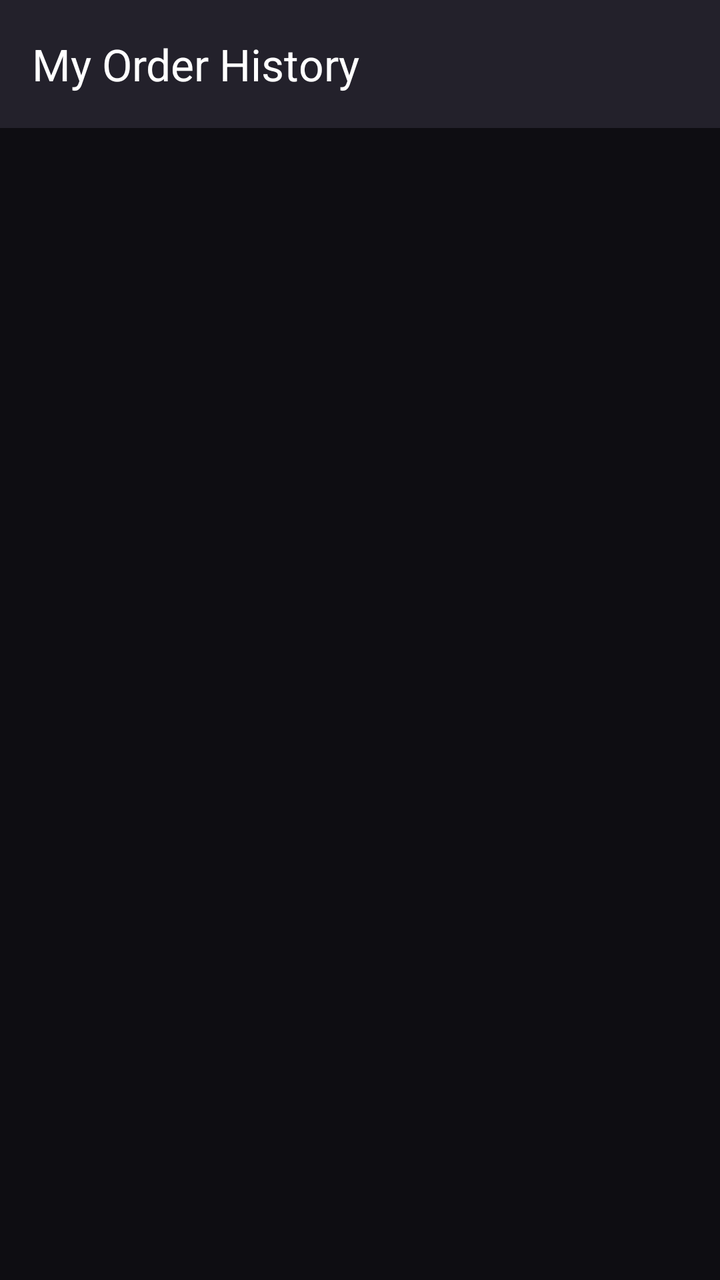
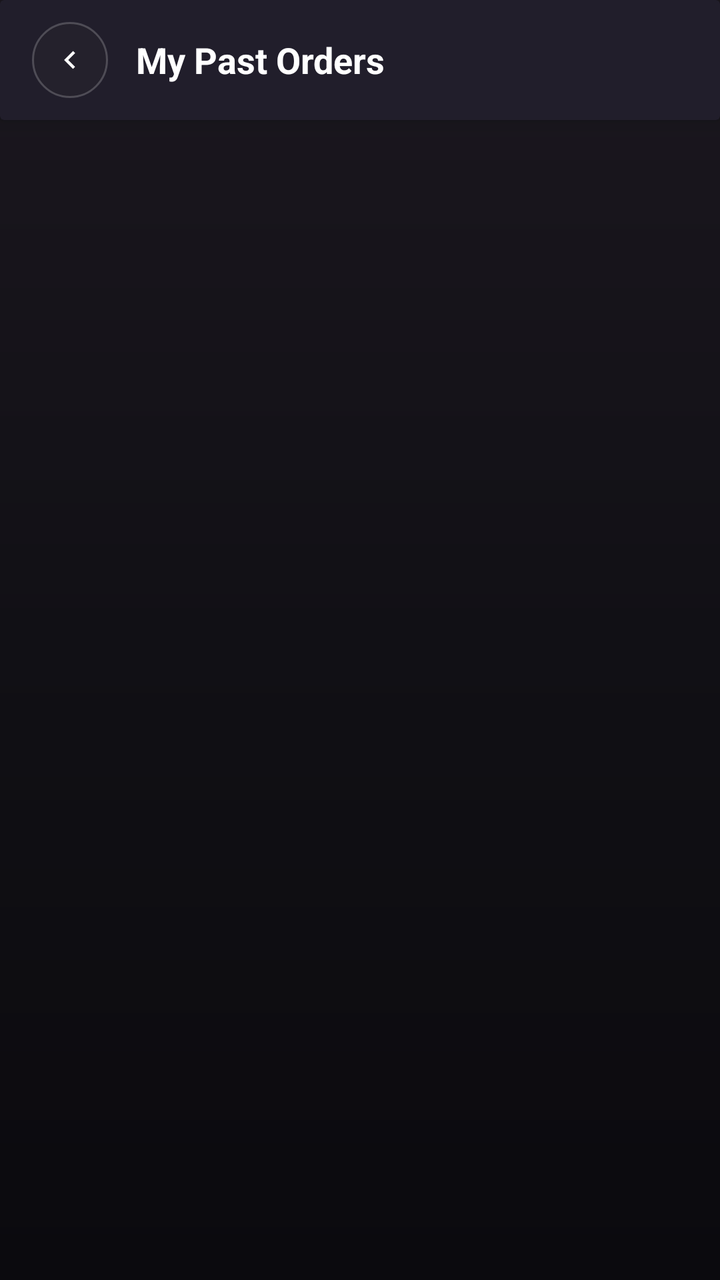

Two renders of the same Android screen: before a commit and after it. Below are the layout's source before the change and the commit's diff.
<!-- AndroidManifest.xml: application theme Theme.FoodieHub -->
<!-- res/layout/activity_order_history.xml -->
<?xml version="1.0" encoding="utf-8"?>
<LinearLayout xmlns:android="http://schemas.android.com/apk/res/android"
    xmlns:app="http://schemas.android.com/apk/res-auto"
    xmlns:tools="http://schemas.android.com/tools"
    android:layout_width="match_parent"
    android:layout_height="match_parent"
    android:background="@color/background_light"
    android:orientation="vertical">

    <androidx.appcompat.widget.Toolbar
        android:id="@+id/historyToolbar"
        android:layout_width="match_parent"
        android:layout_height="?attr/actionBarSize"
        android:background="@color/card_background"
        android:elevation="4dp"
        app:title="My Order History"
        app:titleTextColor="@color/text_primary" />

    <ProgressBar
        android:id="@+id/progressHistory"
        android:layout_width="wrap_content"
        android:layout_height="wrap_content"
        android:layout_gravity="center"
        android:layout_marginTop="24dp"
        android:visibility="gone" />

    <TextView
        android:id="@+id/txtEmptyHistory"
        android:layout_width="match_parent"
        android:layout_height="match_parent"
        android:gravity="center"
        android:text="No past orders found.\nOrder some delicious dishes!"
        android:textColor="@color/text_secondary"
        android:textSize="15sp"
        android:visibility="gone" />

    <androidx.recyclerview.widget.RecyclerView
        android:id="@+id/recyclerOrderHistory"
        android:layout_width="match_parent"
        android:layout_height="match_parent"
        android:paddingVertical="8dp"
        android:clipToPadding="false"
        tools:listitem="@layout/item_order_card" />

</LinearLayout>
<!-- res/layout/item_order_card.xml (included above) -->
<?xml version="1.0" encoding="utf-8"?>
<androidx.cardview.widget.CardView xmlns:android="http://schemas.android.com/apk/res/android"
    xmlns:app="http://schemas.android.com/apk/res-auto"
    android:layout_width="match_parent"
    android:layout_height="wrap_content"
    android:layout_marginHorizontal="16dp"
    android:layout_marginVertical="8dp"
    app:cardBackgroundColor="@color/white"
    app:cardCornerRadius="18dp"
    app:cardElevation="2dp">

    <LinearLayout
        android:layout_width="match_parent"
        android:layout_height="wrap_content"
        android:orientation="vertical"
        android:padding="16dp">

        
        <RelativeLayout
            android:layout_width="match_parent"
            android:layout_height="wrap_content">

            
            <ImageView
                android:id="@+id/imgRestaurantLogo"
                android:layout_width="44dp"
                android:layout_height="44dp"
                android:layout_alignParentStart="true"
                android:layout_centerVertical="true"
                android:background="@drawable/bg_swiggy_quick_tile"
                android:padding="4dp"
                android:src="@drawable/ic_launcher" />

            <LinearLayout
                android:layout_width="wrap_content"
                android:layout_height="wrap_content"
                android:layout_centerVertical="true"
                android:layout_marginStart="12dp"
                android:layout_toEndOf="@+id/imgRestaurantLogo"
                android:orientation="vertical">

                <TextView
                    android:id="@+id/txtRestaurantName"
                    android:layout_width="wrap_content"
                    android:layout_height="wrap_content"
                    android:text="FoodieHub Kitchen"
                    android:textColor="#212121"
                    android:textSize="15sp"
                    android:textStyle="bold" />

                <TextView
                    android:id="@+id/txtRestaurantLocation"
                    android:layout_width="wrap_content"
                    android:layout_height="wrap_content"
                    android:layout_marginTop="2dp"
                    android:text="Kothrud, Pune"
                    android:textColor="#757575"
                    android:textSize="12sp" />
            </LinearLayout>

            
            <LinearLayout
                android:id="@+id/layoutDeliveredBadge"
                android:layout_width="wrap_content"
                android:layout_height="wrap_content"
                android:layout_alignParentEnd="true"
                android:layout_centerVertical="true"
                android:gravity="center_vertical"
                android:orientation="horizontal">

                <TextView
                    android:id="@+id/txtHistoryOrderStatus"
                    android:layout_width="wrap_content"
                    android:layout_height="wrap_content"
                    android:text="Delivered"
                    android:textColor="#00897B"
                    android:textSize="13sp"
                    android:textStyle="bold" />

                <TextView
                    android:layout_width="wrap_content"
                    android:layout_height="wrap_content"
                    android:layout_marginStart="4dp"
                    android:text="✔"
                    android:textColor="#00897B"
                    android:textSize="13sp"
                    android:textStyle="bold" />
            </LinearLayout>

        </RelativeLayout>

        <View
            android:layout_width="match_parent"
            android:layout_height="1dp"
            android:layout_marginVertical="12dp"
            android:background="#F0F0F2" />

        
        <LinearLayout
            android:layout_width="match_parent"
            android:layout_height="wrap_content"
            android:gravity="center_vertical"
            android:orientation="horizontal">

            <TextView
                android:id="@+id/txtItemQtyBadge"
                android:layout_width="wrap_content"
                android:layout_height="wrap_content"
                android:background="#F5F5F7"
                android:paddingHorizontal="6dp"
                android:paddingVertical="2dp"
                android:text="1 X"
                android:textColor="#616161"
                android:textSize="11sp"
                android:textStyle="bold" />

            <TextView
                android:id="@+id/txtHistoryItemsSummary"
                android:layout_width="0dp"
                android:layout_height="wrap_content"
                android:layout_marginStart="8dp"
                android:layout_weight="1"
                android:ellipsize="end"
                android:maxLines="2"
                android:text="Classic Paneer Tikka Burger With Reg Fries"
                android:textColor="#424242"
                android:textSize="13sp" />
        </LinearLayout>

        <View
            android:layout_width="match_parent"
            android:layout_height="1dp"
            android:layout_marginVertical="12dp"
            android:background="#F0F0F2" />

        
        <LinearLayout
            android:layout_width="match_parent"
            android:layout_height="wrap_content"
            android:baselineAligned="false"
            android:orientation="horizontal">

            
            <LinearLayout
                android:layout_width="0dp"
                android:layout_height="wrap_content"
                android:layout_weight="1"
                android:orientation="vertical">

                <TextView
                    android:layout_width="wrap_content"
                    android:layout_height="wrap_content"
                    android:text="Your Food Rating"
                    android:textColor="#616161"
                    android:textSize="12sp"
                    android:textStyle="bold" />

                <TextView
                    android:id="@+id/txtStarsFood"
                    android:layout_width="wrap_content"
                    android:layout_height="wrap_content"
                    android:layout_marginTop="3dp"
                    android:clickable="true"
                    android:focusable="true"
                    android:letterSpacing="0.1"
                    android:text="☆☆☆☆☆"
                    android:textColor="#BDBDBD"
                    android:textSize="16sp" />
            </LinearLayout>

            <View
                android:layout_width="1dp"
                android:layout_height="32dp"
                android:layout_gravity="center_vertical"
                android:background="#E0E0E0" />

            
            <LinearLayout
                android:layout_width="0dp"
                android:layout_height="wrap_content"
                android:layout_marginStart="14dp"
                android:layout_weight="1"
                android:orientation="vertical">

                <TextView
                    android:layout_width="wrap_content"
                    android:layout_height="wrap_content"
                    android:text="Delivery Rating"
                    android:textColor="#616161"
                    android:textSize="12sp"
                    android:textStyle="bold" />

                <TextView
                    android:id="@+id/txtStarsDelivery"
                    android:layout_width="wrap_content"
                    android:layout_height="wrap_content"
                    android:layout_marginTop="3dp"
                    android:clickable="true"
                    android:focusable="true"
                    android:letterSpacing="0.1"
                    android:text="☆☆☆☆☆"
                    android:textColor="#BDBDBD"
                    android:textSize="16sp" />
            </LinearLayout>

        </LinearLayout>

        
        <LinearLayout
            android:layout_width="match_parent"
            android:layout_height="wrap_content"
            android:layout_marginTop="14dp"
            android:orientation="horizontal">

            <Button
                android:id="@+id/btnReorder"
                android:layout_width="0dp"
                android:layout_height="44dp"
                android:layout_marginEnd="6dp"
                android:layout_weight="1"
                android:background="@drawable/bg_swiggy_reorder_btn"
                android:text="REORDER  ›"
                android:textColor="#E64A19"
                android:textSize="13sp"
                android:textStyle="bold" />

            <Button
                android:id="@+id/btnTrackLiveDelivery"
                android:layout_width="0dp"
                android:layout_height="44dp"
                android:layout_marginStart="6dp"
                android:layout_weight="1"
                android:background="@drawable/bg_swiggy_track_btn"
                android:text="Live Track 🛵"
                android:textColor="@color/white"
                android:textSize="13sp"
                android:textStyle="bold" />
        </LinearLayout>

        
        <RelativeLayout
            android:layout_width="match_parent"
            android:layout_height="wrap_content"
            android:layout_marginTop="12dp">

            <TextView
                android:id="@+id/txtHistoryOrderDate"
                android:layout_width="wrap_content"
                android:layout_height="wrap_content"
                android:layout_alignParentStart="true"
                android:layout_centerVertical="true"
                android:text="Ordered: Today, 9:45 PM"
                android:textColor="#757575"
                android:textSize="11sp" />

            <TextView
                android:id="@+id/txtHistoryTotal"
                android:layout_width="wrap_content"
                android:layout_height="wrap_content"
                android:layout_alignParentEnd="true"
                android:layout_centerVertical="true"
                android:text="Bill Total: ₹ 284"
                android:textColor="#212121"
                android:textSize="12sp"
                android:textStyle="bold" />
        </RelativeLayout>

    </LinearLayout>

</androidx.cardview.widget.CardView>
<!-- resources referenced by this layout -->
<resources>
  <color name="background_light">#0E0D12</color>
  <color name="card_background">#23212B</color>
  <color name="text_primary">#FFFFFF</color>
  <color name="text_secondary">#A5A2B0</color>
  <color name="white">#FFFFFF</color>
  <!-- drawable bg_swiggy_quick_tile (drawable) -->
  <?xml version="1.0" encoding="utf-8"?>
  <shape xmlns:android="http://schemas.android.com/apk/res/android"
      android:shape="rectangle">
      <solid android:color="@color/white" />
      <corners android:radius="14dp" />
      <stroke
          android:width="1dp"
          android:color="#E8E8EC" />
  </shape>
  <!-- drawable bg_swiggy_reorder_btn (drawable) -->
  <?xml version="1.0" encoding="utf-8"?>
  <shape xmlns:android="http://schemas.android.com/apk/res/android"
      android:shape="rectangle">
      <solid android:color="#FFF1EC" />
      <stroke
          android:width="1dp"
          android:color="#FFD7CC" />
      <corners android:radius="12dp" />
  </shape>
  <!-- drawable bg_swiggy_track_btn (drawable) -->
  <?xml version="1.0" encoding="utf-8"?>
  <shape xmlns:android="http://schemas.android.com/apk/res/android"
      android:shape="rectangle">
      <gradient
          android:angle="0"
          android:startColor="#FC8019"
          android:endColor="#E64A19" />
      <corners android:radius="12dp" />
  </shape>
  <style name="Theme.FoodieHub" parent="Theme.Material3.DayNight.NoActionBar">
          <item name="colorPrimary">@color/primary</item>
          <item name="colorPrimaryVariant">@color/primary_dark</item>
          <item name="colorSecondary">@color/accent</item>
          <item name="android:statusBarColor">#0E0D12</item>
          <item name="android:navigationBarColor">#0E0D12</item>
          <item name="android:windowBackground">#0E0D12</item>
          <item name="android:windowLightStatusBar">false</item>
          <item name="windowActionBar">false</item>
          <item name="windowNoTitle">true</item>
      </style>
  <color name="primary">#FF6D00</color>
  <color name="primary_dark">#E65100</color>
  <color name="accent">#FFA000</color>
  <!-- unchanged entries left out for length: 1 -->
</resources>

<!-- the commit's change to res/layout/activity_order_history.xml (unified diff, before → after) -->
@@ -4,24 +4,60 @@
     xmlns:tools="http://schemas.android.com/tools"
     android:layout_width="match_parent"
     android:layout_height="match_parent"
-    android:background="@color/background_light"
+    android:background="@drawable/bg_dark_gradient"
     android:orientation="vertical">
 
-    <androidx.appcompat.widget.Toolbar
-        android:id="@+id/historyToolbar"
+    
+    <androidx.cardview.widget.CardView
         android:layout_width="match_parent"
-        android:layout_height="?attr/actionBarSize"
-        android:background="@color/card_background"
-        android:elevation="4dp"
-        app:title="My Order History"
-        app:titleTextColor="@color/text_primary" />
+        android:layout_height="60dp"
+        app:cardBackgroundColor="#211E2B"
+        app:cardElevation="6dp">
+
+        <RelativeLayout
+            android:layout_width="match_parent"
+            android:layout_height="match_parent"
+            android:paddingHorizontal="16dp">
+
+            <FrameLayout
+                android:id="@+id/btnOrderHistoryBack"
+                android:layout_width="38dp"
+                android:layout_height="38dp"
+                android:layout_alignParentStart="true"
+                android:layout_centerVertical="true"
+                android:background="@drawable/bg_glass_circle"
+                android:clickable="true"
+                android:focusable="true">
+
+                <ImageView
+                    android:layout_width="18dp"
+                    android:layout_height="18dp"
+                    android:layout_gravity="center"
+                    android:src="@drawable/ic_glass_back"
+                    app:tint="@color/text_white" />
+            </FrameLayout>
+
+            <TextView
+                android:layout_width="wrap_content"
+                android:layout_height="wrap_content"
+                android:layout_centerVertical="true"
+                android:layout_marginStart="14dp"
+                android:layout_toEndOf="@+id/btnOrderHistoryBack"
+                android:text="My Past Orders"
+                android:textColor="@color/text_white"
+                android:textSize="18sp"
+                android:textStyle="bold" />
+
+        </RelativeLayout>
+    </androidx.cardview.widget.CardView>
 
     <ProgressBar
         android:id="@+id/progressHistory"
         android:layout_width="wrap_content"
         android:layout_height="wrap_content"
         android:layout_gravity="center"
-        android:layout_marginTop="24dp"
+        android:layout_marginTop="32dp"
+        android:indeterminateTint="#FFA000"
         android:visibility="gone" />
 
     <TextView
@@ -38,7 +74,7 @@
         android:id="@+id/recyclerOrderHistory"
         android:layout_width="match_parent"
         android:layout_height="match_parent"
-        android:paddingVertical="8dp"
+        android:paddingVertical="10dp"
         android:clipToPadding="false"
         tools:listitem="@layout/item_order_card" />
 
@@ -51,13 +87,14 @@
     android:layout_height="wrap_content"
     android:layout_marginHorizontal="16dp"
     android:layout_marginVertical="8dp"
-    app:cardBackgroundColor="@color/white"
-    app:cardCornerRadius="18dp"
-    app:cardElevation="2dp">
+    app:cardBackgroundColor="#211E2B"
+    app:cardCornerRadius="22dp"
+    app:cardElevation="4dp">
 
     <LinearLayout
         android:layout_width="match_parent"
         android:layout_height="wrap_content"
+        android:background="@drawable/bg_glass_card"
         android:orientation="vertical"
         android:padding="16dp">
 
@@ -67,31 +104,38 @@
             android:layout_height="wrap_content">
 
             
-            <ImageView
-                android:id="@+id/imgRestaurantLogo"
+            <FrameLayout
+                android:id="@+id/layoutLogoContainer"
                 android:layout_width="44dp"
                 android:layout_height="44dp"
                 android:layout_alignParentStart="true"
                 android:layout_centerVertical="true"
-                android:background="@drawable/bg_swiggy_quick_tile"
-                android:padding="4dp"
-                android:src="@drawable/ic_launcher" />
+                android:background="@drawable/bg_glass_circle">
+
+                <ImageView
+                    android:id="@+id/imgRestaurantLogo"
+                    android:layout_width="24dp"
+                    android:layout_height="24dp"
+                    android:layout_gravity="center"
+                    android:src="@drawable/ic_category_chicken"
+                    app:tint="#FFA000" />
+            </FrameLayout>
 
             <LinearLayout
                 android:layout_width="wrap_content"
                 android:layout_height="wrap_content"
                 android:layout_centerVertical="true"
                 android:layout_marginStart="12dp"
-                android:layout_toEndOf="@+id/imgRestaurantLogo"
+                android:layout_toEndOf="@+id/layoutLogoContainer"
                 android:orientation="vertical">
 
                 <TextView
                     android:id="@+id/txtRestaurantName"
                     android:layout_width="wrap_content"
                     android:layout_height="wrap_content"
-                    android:text="FoodieHub Kitchen"
-                    android:textColor="#212121"
-                    android:textSize="15sp"
+                    android:text="KFC"
+                    android:textColor="@color/text_white"
+                    android:textSize="16sp"
                     android:textStyle="bold" />
 
                 <TextView
@@ -99,8 +143,8 @@
                     android:layout_width="wrap_content"
                     android:layout_height="wrap_content"
                     android:layout_marginTop="2dp"
-                    android:text="Kothrud, Pune"
-                    android:textColor="#757575"
+                    android:text="Puna wale"
+                    android:textColor="@color/text_secondary"
                     android:textSize="12sp" />
             </LinearLayout>
 
@@ -111,7 +155,10 @@
                 android:layout_height="wrap_content"
                 android:layout_alignParentEnd="true"
                 android:layout_centerVertical="true"
+                android:background="@drawable/bg_badge_active_one"
                 android:gravity="center_vertical"
+                android:paddingHorizontal="8dp"
+                android:paddingVertical="3dp"
                 android:orientation="horizontal">
 
                 <TextView
@@ -119,17 +166,17 @@
                     android:layout_width="wrap_content"
                     android:layout_height="wrap_content"
                     android:text="Delivered"
-                    android:textColor="#00897B"
-                    android:textSize="13sp"
-                    android:textStyle="bold" />
-
-                <TextView
-                    android:layout_width="wrap_content"
-                    android:layout_height="wrap_content"
-                    android:layout_marginStart="4dp"
+                    android:textColor="#00E676"
+                    android:textSize="11sp"
+                    android:textStyle="bold" />
+
+                <TextView
+                    android:layout_width="wrap_content"
+                    android:layout_height="wrap_content"
+                    android:layout_marginStart="3dp"
                     android:text="✔"
-                    android:textColor="#00897B"
-                    android:textSize="13sp"
+                    android:textColor="#00E676"
+                    android:textSize="11sp"
                     android:textStyle="bold" />
             </LinearLayout>
 
@@ -139,7 +186,7 @@
             android:layout_width="match_parent"
             android:layout_height="1dp"
             android:layout_marginVertical="12dp"
-            android:background="#F0F0F2" />
+            android:background="#2E2B3A" />
 
         
         <LinearLayout
@@ -152,11 +199,11 @@
                 android:id="@+id/txtItemQtyBadge"
                 android:layout_width="wrap_content"
                 android:layout_height="wrap_content"
-                android:background="#F5F5F7"
-                android:paddingHorizontal="6dp"
-                android:paddingVertical="2dp"
+                android:background="@drawable/bg_glass_circle"
+                android:paddingHorizontal="7dp"
+                android:paddingVertical="3dp"
                 android:text="1 X"
-                android:textColor="#616161"
+                android:textColor="#FFA000"
                 android:textSize="11sp"
                 android:textStyle="bold" />
 
@@ -164,12 +211,12 @@
                 android:id="@+id/txtHistoryItemsSummary"
                 android:layout_width="0dp"
                 android:layout_height="wrap_content"
-                android:layout_marginStart="8dp"
+                android:layout_marginStart="10dp"
                 android:layout_weight="1"
                 android:ellipsize="end"
                 android:maxLines="2"
-                android:text="Classic Paneer Tikka Burger With Reg Fries"
-                android:textColor="#424242"
+                android:text="Crispy Chicken Burger With Reg Fries"
+                android:textColor="@color/text_white"
                 android:textSize="13sp" />
         </LinearLayout>
 
@@ -177,7 +224,7 @@
             android:layout_width="match_parent"
             android:layout_height="1dp"
             android:layout_marginVertical="12dp"
-            android:background="#F0F0F2" />
+            android:background="#2E2B3A" />
 
         
         <LinearLayout
@@ -197,7 +244,7 @@
                     android:layout_width="wrap_content"
                     android:layout_height="wrap_content"
                     android:text="Your Food Rating"
-                    android:textColor="#616161"
+                    android:textColor="@color/text_secondary"
                     android:textSize="12sp"
                     android:textStyle="bold" />
 
@@ -205,12 +252,12 @@
                     android:id="@+id/txtStarsFood"
                     android:layout_width="wrap_content"
                     android:layout_height="wrap_content"
-                    android:layout_marginTop="3dp"
+                    android:layout_marginTop="4dp"
                     android:clickable="true"
                     android:focusable="true"
                     android:letterSpacing="0.1"
                     android:text="☆☆☆☆☆"
-                    android:textColor="#BDBDBD"
+                    android:textColor="#757585"
                     android:textSize="16sp" />
             </LinearLayout>
 
@@ -218,7 +265,7 @@
                 android:layout_width="1dp"
                 android:layout_height="32dp"
                 android:layout_gravity="center_vertical"
-                android:background="#E0E0E0" />
+                android:background="#2E2B3A" />
 
             
             <LinearLayout
@@ -232,7 +279,7 @@
                     android:layout_width="wrap_content"
                     android:layout_height="wrap_content"
                     android:text="Delivery Rating"
-                    android:textColor="#616161"
+                    android:textColor="@color/text_secondary"
                     android:textSize="12sp"
                     android:textStyle="bold" />
 
@@ -240,12 +287,12 @@
                     android:id="@+id/txtStarsDelivery"
                     android:layout_width="wrap_content"
                     android:layout_height="wrap_content"
-                    android:layout_marginTop="3dp"
+                    android:layout_marginTop="4dp"
                     android:clickable="true"
                     android:focusable="true"
                     android:letterSpacing="0.1"
                     android:text="☆☆☆☆☆"
-                    android:textColor="#BDBDBD"
+                    android:textColor="#757585"
                     android:textSize="16sp" />
             </LinearLayout>
 
@@ -264,9 +311,10 @@
                 android:layout_height="44dp"
                 android:layout_marginEnd="6dp"
                 android:layout_weight="1"
-                android:background="@drawable/bg_swiggy_reorder_btn"
+                android:background="@drawable/bg_glass_card"
                 android:text="REORDER  ›"
-                android:textColor="#E64A19"
+                android:textAllCaps="false"
+                android:textColor="#FFA000"
                 android:textSize="13sp"
                 android:textStyle="bold" />
 
@@ -278,6 +326,7 @@
                 android:layout_weight="1"
                 android:background="@drawable/bg_swiggy_track_btn"
                 android:text="Live Track 🛵"
+                android:textAllCaps="false"
                 android:textColor="@color/white"
                 android:textSize="13sp"
                 android:textStyle="bold" />
@@ -296,7 +345,7 @@
                 android:layout_alignParentStart="true"
                 android:layout_centerVertical="true"
                 android:text="Ordered: Today, 9:45 PM"
-                android:textColor="#757575"
+                android:textColor="@color/text_muted"
                 android:textSize="11sp" />
 
             <TextView
@@ -306,8 +355,8 @@
                 android:layout_alignParentEnd="true"
                 android:layout_centerVertical="true"
                 android:text="Bill Total: ₹ 284"
-                android:textColor="#212121"
-                android:textSize="12sp"
+                android:textColor="@color/text_white"
+                android:textSize="13sp"
                 android:textStyle="bold" />
         </RelativeLayout>
 
<!-- resource entries referenced after the edit -->
@@ -1,29 +1,48 @@
 <!-- resources referenced by this layout -->
 <resources>
-  <color name="background_light">#0E0D12</color>
-  <color name="card_background">#23212B</color>
-  <color name="text_primary">#FFFFFF</color>
+  <color name="text_muted">#686575</color>
   <color name="text_secondary">#A5A2B0</color>
+  <color name="text_white">#FFFFFF</color>
   <color name="white">#FFFFFF</color>
-  <!-- drawable bg_swiggy_quick_tile (drawable) -->
+  <!-- drawable bg_badge_active_one (drawable) -->
   <?xml version="1.0" encoding="utf-8"?>
   <shape xmlns:android="http://schemas.android.com/apk/res/android"
       android:shape="rectangle">
-      <solid android:color="@color/white" />
-      <corners android:radius="14dp" />
+      <solid android:color="#E8F5E9" />
+      <corners android:radius="6dp" />
       <stroke
           android:width="1dp"
-          android:color="#E8E8EC" />
+          android:color="#A5D6A7" />
   </shape>
-  <!-- drawable bg_swiggy_reorder_btn (drawable) -->
+  <!-- drawable bg_dark_gradient (drawable) -->
   <?xml version="1.0" encoding="utf-8"?>
   <shape xmlns:android="http://schemas.android.com/apk/res/android"
       android:shape="rectangle">
-      <solid android:color="#FFF1EC" />
+      <gradient
+          android:type="linear"
+          android:angle="270"
+          android:startColor="#1B171F"
+          android:centerColor="#111015"
+          android:endColor="#0B0A0E" />
+  </shape>
+  <!-- drawable bg_glass_card (drawable) -->
+  <?xml version="1.0" encoding="utf-8"?>
+  <shape xmlns:android="http://schemas.android.com/apk/res/android"
+      android:shape="rectangle">
+      <solid android:color="#D922202A" />
+      <corners android:radius="20dp" />
       <stroke
           android:width="1dp"
-          android:color="#FFD7CC" />
-      <corners android:radius="12dp" />
+          android:color="#26FFFFFF" />
+  </shape>
+  <!-- drawable bg_glass_circle (drawable) -->
+  <?xml version="1.0" encoding="utf-8"?>
+  <shape xmlns:android="http://schemas.android.com/apk/res/android"
+      android:shape="oval">
+      <solid android:color="#B325232D" />
+      <stroke
+          android:width="1dp"
+          android:color="#33FFFFFF" />
   </shape>
   <!-- drawable bg_swiggy_track_btn (drawable) -->
   <?xml version="1.0" encoding="utf-8"?>
@@ -35,6 +54,26 @@
           android:endColor="#E64A19" />
       <corners android:radius="12dp" />
   </shape>
+  <!-- drawable ic_category_chicken (drawable) -->
+  <vector xmlns:android="http://schemas.android.com/apk/res/android"
+      android:width="28dp"
+      android:height="28dp"
+      android:viewportWidth="24"
+      android:viewportHeight="24">
+      <path
+          android:fillColor="#FFFFFFFF"
+          android:pathData="M19.7,7.8C18.6,4.5 15.5,2.5 12,3.1c-3.1,0.5 -5.5,3.1 -5.8,6.2 -0.2,2.3 0.6,4.4 2,5.9L5.5,18c-0.8,-0.4 -1.8,-0.3 -2.4,0.4 -0.8,0.8 -0.8,2.1 0,2.9 0.8,0.8 2.1,0.8 2.9,0 0.6,-0.6 0.8,-1.6 0.4,-2.4l2.8,-2.7c1.5,1.4 3.6,2.2 5.9,2 3.1,-0.3 5.7,-2.7 6.2,-5.8 0.6,-3.5 -1.4,-6.6 -4.7,-7.7z" />
+  </vector>
+  <!-- drawable ic_glass_back (drawable) -->
+  <vector xmlns:android="http://schemas.android.com/apk/res/android"
+      android:width="24dp"
+      android:height="24dp"
+      android:viewportWidth="24"
+      android:viewportHeight="24">
+      <path
+          android:fillColor="#FFFFFFFF"
+          android:pathData="M15.41,7.41L14,6l-6,6 6,6 1.41,-1.41L10.83,12z" />
+  </vector>
   <style name="Theme.FoodieHub" parent="Theme.Material3.DayNight.NoActionBar">
           <item name="colorPrimary">@color/primary</item>
           <item name="colorPrimaryVariant">@color/primary_dark</item>
@@ -42,7 +81,10 @@
           <item name="android:statusBarColor">#0E0D12</item>
           <item name="android:navigationBarColor">#0E0D12</item>
           <item name="android:windowBackground">#0E0D12</item>
+          <item name="android:colorBackground">#0E0D12</item>
           <item name="android:windowLightStatusBar">false</item>
+          <item name="android:windowSplashScreenBackground" tools:targetApi="31">#0E0D12</item>
+          <item name="android:windowSplashScreenAnimatedIcon" tools:targetApi="31">@drawable/ic_launcher</item>
           <item name="windowActionBar">false</item>
           <item name="windowNoTitle">true</item>
       </style>
